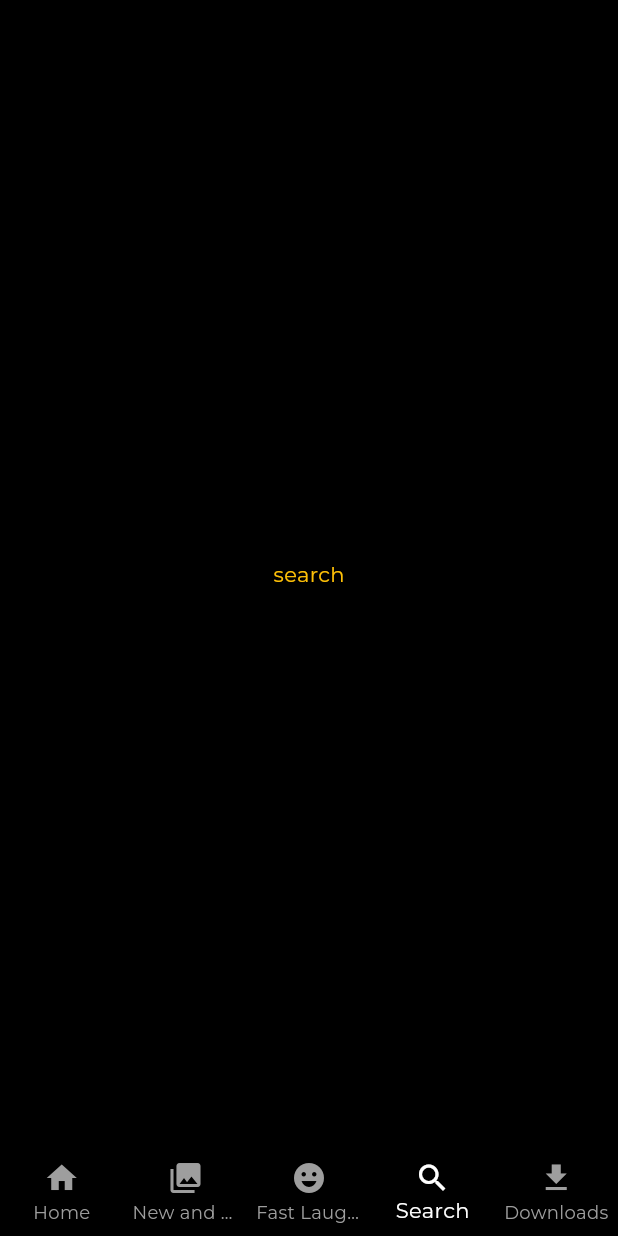
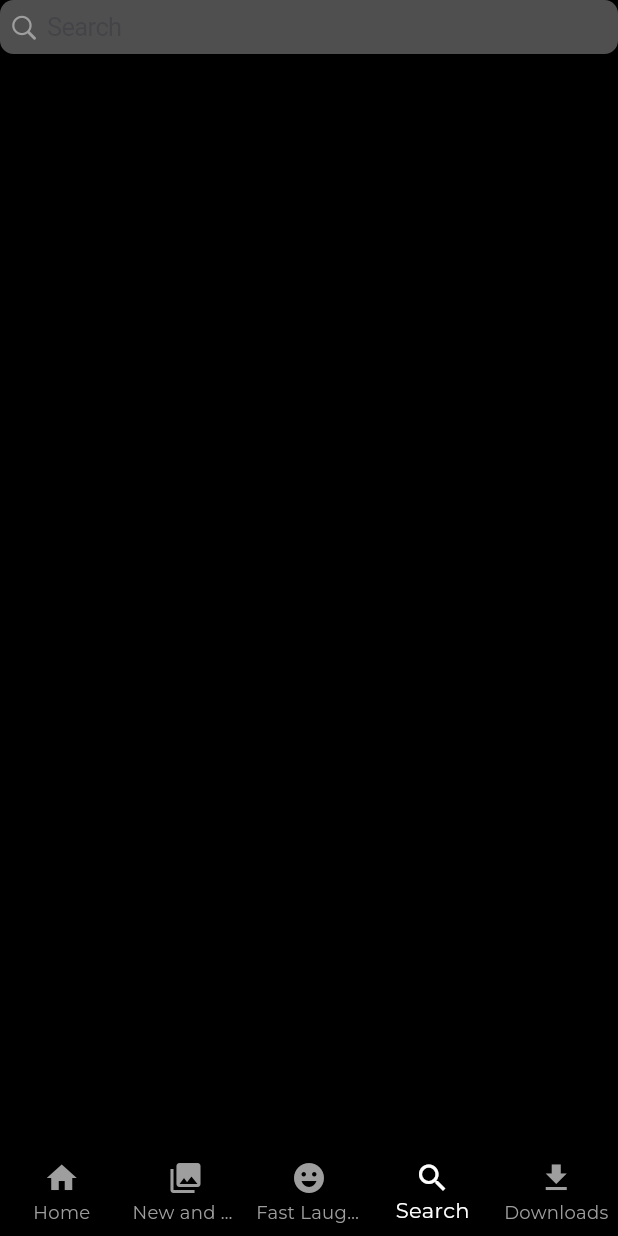
Before and after one commit to abhirampradeep/Netflix_clone, a Flutter app: the screen it shows after launch, item 4 of the bottom bar chosen, on a phone screen of 412 x 824 dp. Run offline on Flutter 3.47's test engine with Material 2 defaults, Android fonts, the phone set to English and light mode, and no system bars; our stand-ins replace google_fonts.

Commit message:
search page

```diff
--- a/lib/screens/search/search_page.dart
+++ b/lib/screens/search/search_page.dart
@@ -1,22 +1,30 @@
+import 'package:flutter/cupertino.dart';
 import 'package:flutter/material.dart';
 import 'package:net/colors/colors.dart';
 import 'package:net/screens/widgets/bottom_nav.dart';
 
-class SearchPage extends StatefulWidget {
+class SearchPage extends StatelessWidget {
   const SearchPage({super.key});
 
   @override
-  State<SearchPage> createState() => _SearchPageState();
-}
-
-class _SearchPageState extends State<SearchPage> {
-  @override
   Widget build(BuildContext context) {
-    return const Scaffold(
-      body: SafeArea(
-          child: Center(
-        child: Text('search', style: TextStyle(color: Colors.amber)),
-      )),
-    );
+    return Scaffold(
+        body: SafeArea(
+            child: Column(
+      children: [
+        CupertinoSearchTextField(
+          backgroundColor: Colors.grey.withOpacity(.5),
+          prefixIcon: Icon(
+            CupertinoIcons.search,
+            color: Colors.grey,
+          ),
+          suffixIcon: Icon(
+            CupertinoIcons.xmark_circle_fill,
+            color: Colors.grey,
+          ),
+          style: TextStyle(color: Colors.white),
+        )
+      ],
+    )));
   }
 }
```
Also changed, not shown: lib/screens/downlaods/downlaods.dart (+145 -47 lines).
